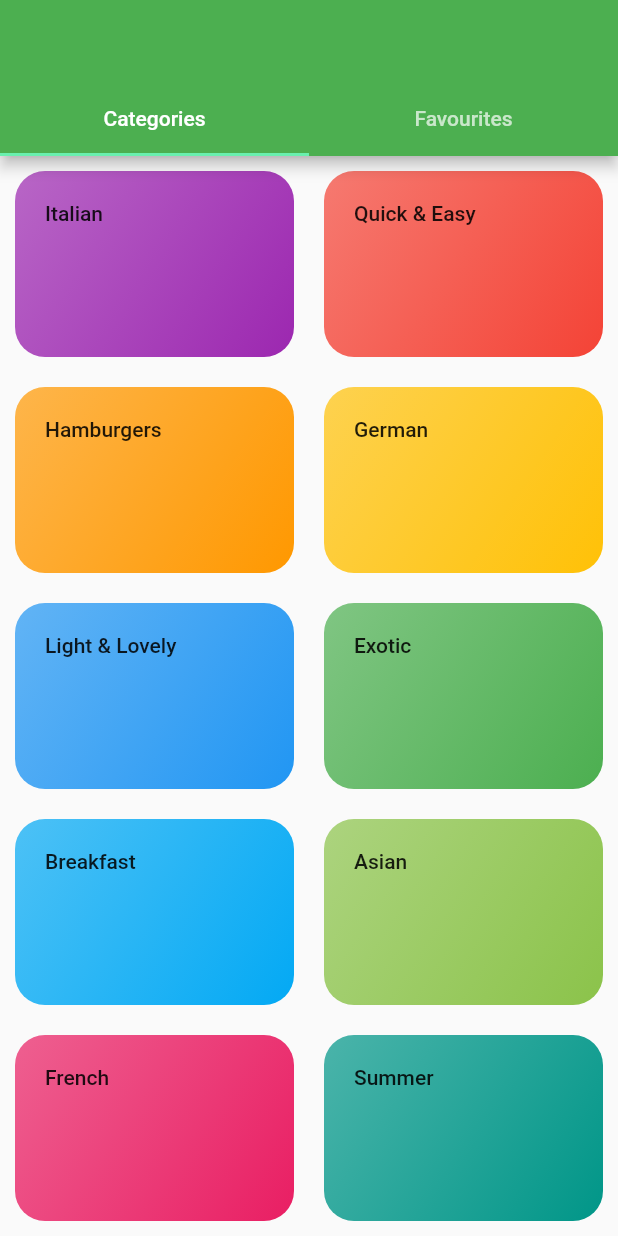
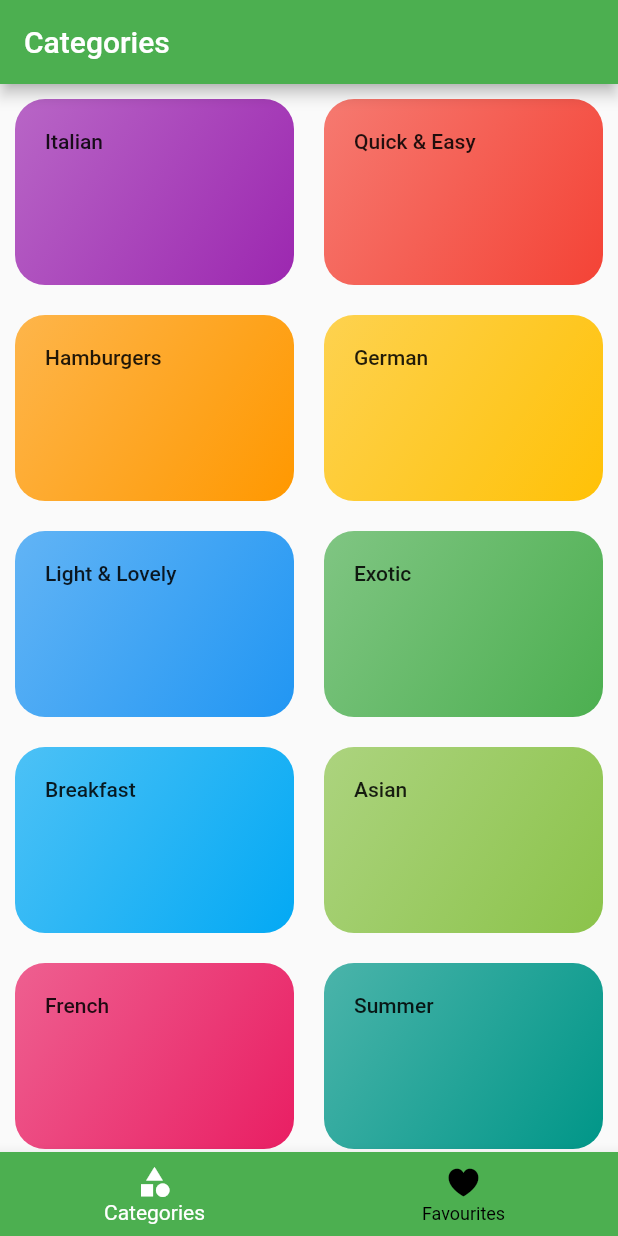
Before and after one commit to Mohamed-Nagdy/Meals-App, a Flutter app: the screen it shows after launch, on a phone screen of 412 x 824 dp. Run offline on Flutter 3.47's test engine with Material 2 defaults, Android fonts, the phone set to English and light mode, and no system bars.

```diff
--- a/lib/main.dart
+++ b/lib/main.dart
@@ -1,5 +1,4 @@
 import 'package:flutter/material.dart';
-import 'package:meal_app/screens/categories_screen.dart';
 import 'package:meal_app/screens/category_item.dart';
 import 'package:meal_app/screens/main_app_screen.dart';
 import 'package:meal_app/screens/meal_details_screen.dart';
--- a/lib/screens/main_app_screen.dart
+++ b/lib/screens/main_app_screen.dart
@@ -1,3 +1,4 @@
+import 'package:flutter/cupertino.dart';
 import 'package:flutter/material.dart';
 import 'package:meal_app/screens/categories_screen.dart';
 import 'package:meal_app/screens/favourites_screen.dart';
@@ -8,28 +9,55 @@ class MainAppScreen extends StatefulWidget {
 }
 
 class _MainAppScreenState extends State<MainAppScreen> {
+
+  int index = 0;
+
+  List<Map<String, Object>> screensList = [
+    {
+      'screen': CategoriesScreen(),
+      'title': 'Categories'
+    },
+    {
+      'screen': FavouritesScreen(),
+      'title': 'Favourites'
+    },
+  ];
+
+  void changeScreen(int currentIndex)
+  {
+    setState(() {
+      index = currentIndex;
+    });
+  }
+
   @override
   Widget build(BuildContext context) {
-    return DefaultTabController(
-      length: 2,
-      child: Scaffold(
-        appBar: AppBar(
-          bottom: TabBar(
-            tabs: [
-              Tab(
-                text: 'Categories',
-              ),
-              Tab(text: 'Favourites',)
-            ],
+    return Scaffold(
+      appBar: AppBar(title: Text(screensList[index]['title']),),
+      bottomNavigationBar: BottomNavigationBar(
+        items: [
+          BottomNavigationBarItem(
+            icon: Icon(Icons.category),
+            title: Text('Categories'),
+
           ),
-        ),
-        body: TabBarView(
-          children: [
-            CategoriesScreen(),
-            FavouritesScreen()
-          ],
-        ),
+
+          BottomNavigationBarItem(
+            icon: Icon(CupertinoIcons.heart_solid),
+            title: Text('Favourites'),
+
+          ),
+
+        ],
+
+        currentIndex: index,
+        onTap: changeScreen,
+        type: BottomNavigationBarType.fixed,
+        backgroundColor: Theme.of(context).primaryColor,
+        selectedItemColor: Colors.white,
+        unselectedItemColor: Colors.black,
       ),
+      body: screensList[index]['screen'],
     );
   }
 }
```
